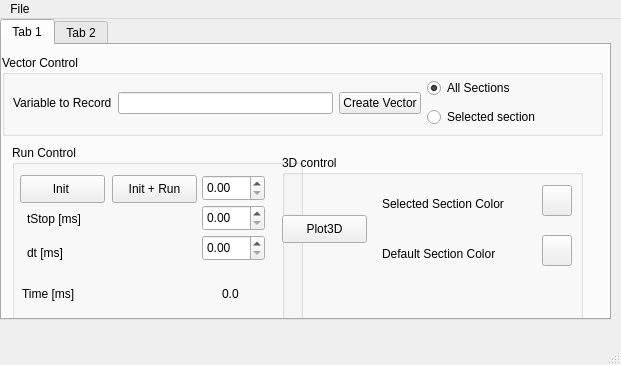
First picture: the form in neuronvisio/neuronvisio.ui, repository mattions/neuronvisio, before the edit.
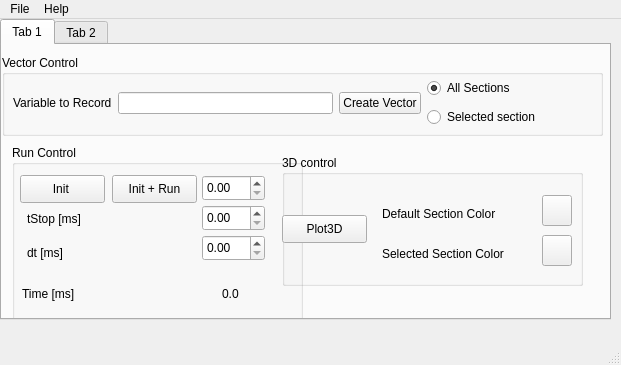
Second picture: the form after the edit. Custom widgets are drawn as their Qt base class.

Commit message: Changed the Default with the Selected position

```diff
--- a/neuronvisio/neuronvisio.ui
+++ b/neuronvisio/neuronvisio.ui
@@ -160,7 +160,7 @@
         <x>280</x>
         <y>110</y>
         <width>301</width>
-        <height>171</height>
+        <height>131</height>
        </rect>
       </property>
       <property name="title">
@@ -183,27 +183,27 @@
        <property name="geometry">
         <rect>
          <x>260</x>
-         <y>30</y>
-         <width>30</width>
-         <height>31</height>
-        </rect>
-       </property>
-      </widget>
-      <widget class="ColorButton" name="defaultSec_color_button">
-       <property name="geometry">
-        <rect>
-         <x>260</x>
          <y>80</y>
          <width>30</width>
          <height>31</height>
         </rect>
        </property>
       </widget>
-      <widget class="QLabel" name="label_3">
+      <widget class="ColorButton" name="defaultSec_color_button">
        <property name="geometry">
         <rect>
-         <x>100</x>
+         <x>260</x>
          <y>40</y>
+         <width>30</width>
+         <height>31</height>
+        </rect>
+       </property>
+      </widget>
+      <widget class="QLabel" name="label_3">
+       <property name="geometry">
+        <rect>
+         <x>100</x>
+         <y>90</y>
          <width>146</width>
          <height>18</height>
         </rect>
@@ -216,7 +216,7 @@
        <property name="geometry">
         <rect>
          <x>100</x>
-         <y>90</y>
+         <y>50</y>
          <width>138</width>
          <height>18</height>
         </rect>
@@ -326,13 +326,25 @@
     </property>
     <addaction name="actionQuit"/>
    </widget>
+   <widget class="QMenu" name="menuHelp">
+    <property name="title">
+     <string>Help</string>
+    </property>
+    <addaction name="actionAbout"/>
+   </widget>
    <addaction name="menuFile"/>
+   <addaction name="menuHelp"/>
   </widget>
   <action name="actionQuit">
    <property name="text">
     <string>Quit</string>
    </property>
   </action>
+  <action name="actionAbout">
+   <property name="text">
+    <string>About</string>
+   </property>
+  </action>
  </widget>
  <customwidgets>
   <customwidget>
```
